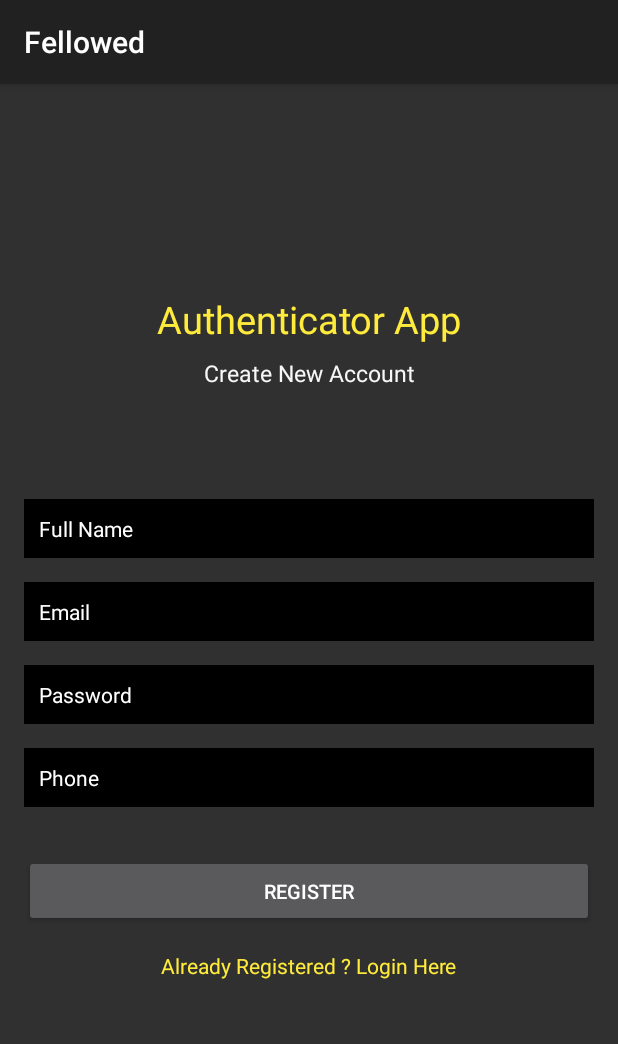
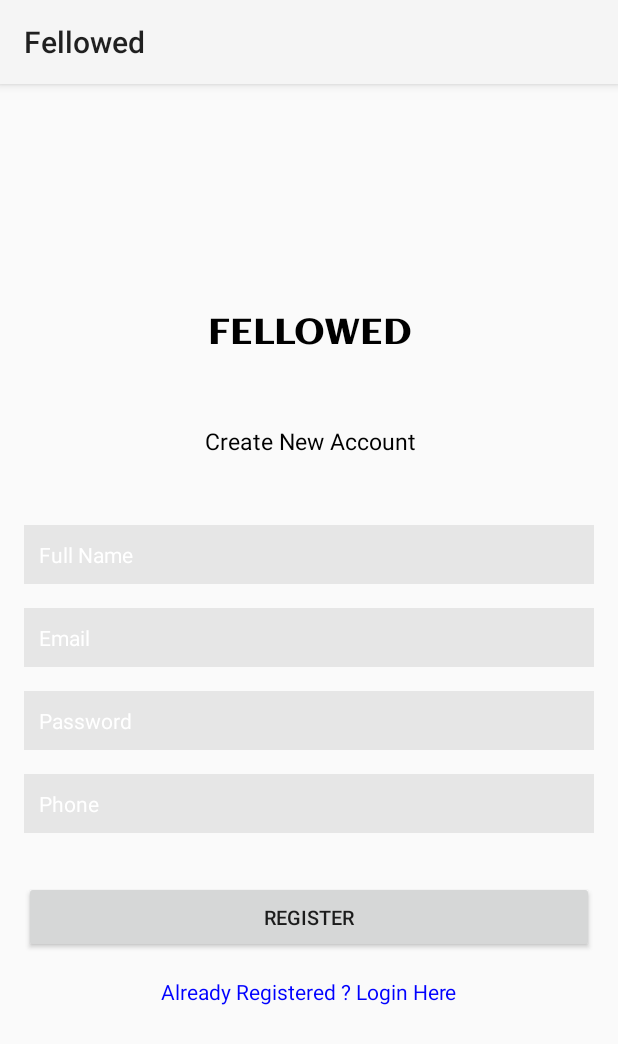
Before and after one commit to Veena2597/felllowed, an Android app: the screen it shows after launch (register), on a phone screen of 412 x 824 dp. Shown: the top 1044 px of the screen. Run offline under Robolectric (Android 15) with nearby library versions, the light colour scheme and no system bars; our stand-ins replace Firebase (no records; nobody signed in at launch, a user with empty details on screens opened directly).

Commit message:
changed activity_register

```diff
--- a/app/src/main/AndroidManifest.xml
+++ b/app/src/main/AndroidManifest.xml
@@ -9,7 +9,7 @@
         android:label="@string/app_name"
         android:roundIcon="@mipmap/ic_launcher_round"
         android:supportsRtl="true"
-        android:theme="@style/Theme.AppCompat">
+        android:theme="@style/Theme.AppCompat.Light">
         <activity android:name=".login"></activity>
         <activity android:name=".register" >
 
--- a/app/src/main/res/layout/activity_register.xml
+++ b/app/src/main/res/layout/activity_register.xml
@@ -11,26 +11,28 @@
         android:id="@+id/textView"
         android:layout_width="wrap_content"
         android:layout_height="wrap_content"
-
-        android:text="Authenticator App"
-        android:textColor="#FFEB3B"
-        android:textSize="25sp"
+        android:fontFamily="@font/aclonica"
+        android:includeFontPadding="false"
+        android:text="FELLOWED"
+        android:textColor="#000000"
+        android:textSize="24sp"
         app:layout_constraintBottom_toBottomOf="parent"
         app:layout_constraintEnd_toEndOf="parent"
+        app:layout_constraintHorizontal_bias="0.503"
         app:layout_constraintStart_toStartOf="parent"
         app:layout_constraintTop_toTopOf="parent"
-        app:layout_constraintVertical_bias="0.19" />
+        app:layout_constraintVertical_bias="0.207" />
 
     <TextView
         android:id="@+id/textView2"
         android:layout_width="wrap_content"
         android:layout_height="wrap_content"
-        android:layout_marginTop="8dp"
-
+        android:layout_marginTop="48dp"
         android:text="Create New Account"
-        android:textColor="#F7F7F8"
+        android:textColor="#000000"
         android:textSize="15sp"
         app:layout_constraintEnd_toEndOf="parent"
+        app:layout_constraintHorizontal_bias="0.503"
         app:layout_constraintStart_toStartOf="parent"
         app:layout_constraintTop_toBottomOf="@+id/textView" />
 
@@ -40,7 +42,7 @@
         android:layout_height="wrap_content"
         android:layout_marginStart="16dp"
         android:layout_marginEnd="16dp"
-        android:background="@android:color/black"
+        android:background="#E6E6E6"
         android:ems="10"
 
         android:hint="Full Name"
@@ -51,9 +53,10 @@
         android:textSize="14sp"
         app:layout_constraintBottom_toBottomOf="parent"
         app:layout_constraintEnd_toEndOf="parent"
+        app:layout_constraintHorizontal_bias="0.0"
         app:layout_constraintStart_toStartOf="parent"
         app:layout_constraintTop_toBottomOf="@+id/textView2"
-        app:layout_constraintVertical_bias="0.13999999" />
+        app:layout_constraintVertical_bias="0.095" />
 
     <EditText
         android:id="@+id/Email"
@@ -64,7 +67,7 @@
         android:layout_marginEnd="16dp"
         android:ems="10"
         android:hint="Email"
-        android:background="@android:color/black"
+        android:background="#E6E6E6"
 
         android:padding="10dp"
         android:textColor="#FFFFFF"
@@ -85,7 +88,7 @@
         android:ems="10"
         android:inputType="textPassword"
         android:hint="Password"
-        android:background="@android:color/black"
+        android:background="#E6E6E6"
 
         android:padding="10dp"
         android:textColor="#FFFFFF"
@@ -104,10 +107,10 @@
         android:ems="10"
         android:inputType="textPhonetic"
         android:hint="Phone"
-        android:background="@android:color/black"
+        android:background="#E6E6E6"
 
         android:padding="10dp"
-        android:textColor="#FFFFFF"
+        android:textColor="#000000"
         android:textColorHint="#FFFFFF"
         android:textSize="14sp"
         app:layout_constraintEnd_toEndOf="parent"
@@ -134,7 +137,7 @@
         android:layout_height="wrap_content"
         android:layout_marginTop="16dp"
         android:text="Already Registered ? Login Here"
-        android:textColor="#FFEB3B"
+        android:textColor="#0000FF"
         app:layout_constraintEnd_toEndOf="parent"
         app:layout_constraintStart_toStartOf="parent"
         app:layout_constraintTop_toBottomOf="@+id/registerBtn" />
```
Also changed, not shown: app/src/main/java/com/example/felllowed/login.java (+4 -4 lines), 1 other file.
